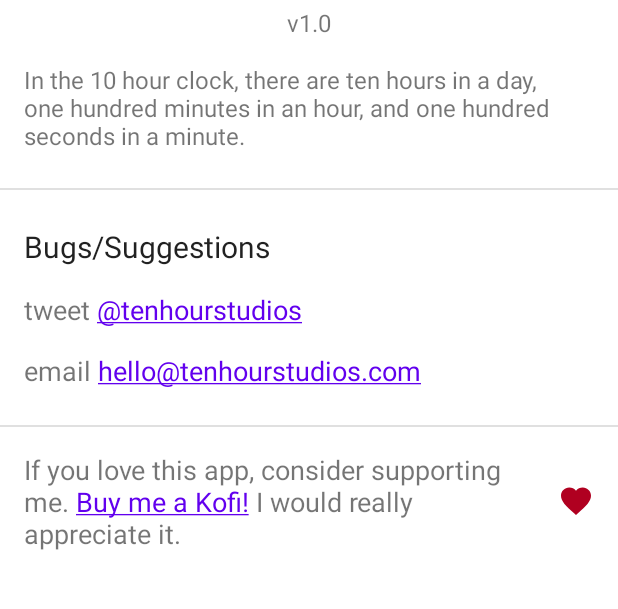
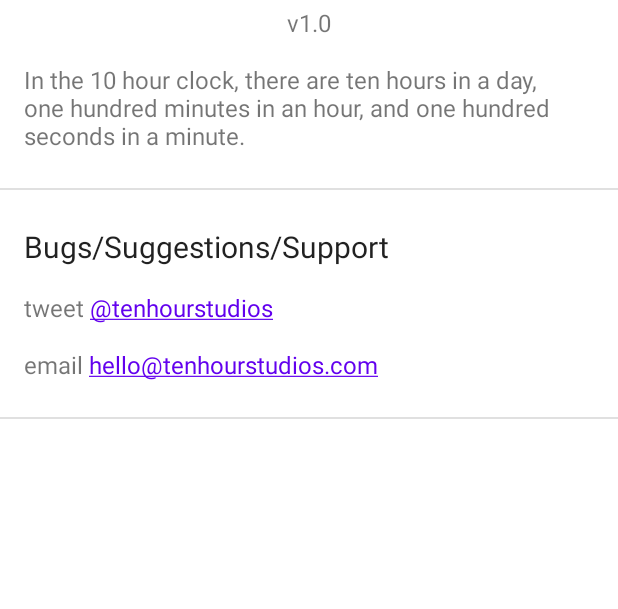
Before and after one commit to tenhourstudios/decimalclock, an Android app: the AboutActivity screen opened directly, with no data from a screen before it, on a phone screen of 412 x 824 dp, the part 289-898 px from its top. Run offline under Robolectric (Android 15) with nearby library versions, the light colour scheme and no system bars.

Commit message:
Remove donation links

```diff
--- a/app/src/main/java/com/tenhourstudios/decimalclock/AboutActivity.kt
+++ b/app/src/main/java/com/tenhourstudios/decimalclock/AboutActivity.kt
@@ -21,9 +21,7 @@ class AboutActivity : AppCompatActivity() {
         versionText.text = String.format(getString(R.string.version_name), BuildConfig.VERSION_NAME)
         val twitterLink = findViewById<TextView>(R.id.aboutTwitterLink)
         val emailId = findViewById<TextView>(R.id.aboutEmailId)
-        val supportKofi = findViewById<TextView>(R.id.aboutKofi)
         twitterLink.movementMethod = LinkMovementMethod.getInstance()
         emailId.movementMethod = LinkMovementMethod.getInstance()
-        supportKofi.movementMethod = LinkMovementMethod.getInstance()
     }
 }
--- a/app/src/main/res/layout/activity_about.xml
+++ b/app/src/main/res/layout/activity_about.xml
@@ -97,7 +97,7 @@
                 android:layout_marginTop="24dp"
                 android:paddingStart="16dp"
                 android:paddingEnd="16dp"
-                android:text="Bugs/Suggestions"
+                android:text="Bugs/Suggestions/Support"
                 android:textAppearance="@style/TextAppearance.AppCompat.Large"
                 android:textSize="20sp"
                 app:layout_constraintEnd_toEndOf="parent"
@@ -112,7 +112,7 @@
                 android:paddingStart="16sp"
                 android:paddingEnd="16sp"
                 android:text="@string/twitter_link"
-                android:textSize="18sp"
+                android:textSize="16sp"
                 app:layout_constraintEnd_toEndOf="parent"
                 app:layout_constraintStart_toStartOf="parent"
                 app:layout_constraintTop_toBottomOf="@+id/aboutContactHeading" />
@@ -125,7 +125,7 @@
                 android:paddingStart="16sp"
                 android:paddingEnd="16sp"
                 android:text="@string/email_id"
-                android:textSize="18sp"
+                android:textSize="16sp"
                 app:layout_constraintEnd_toEndOf="parent"
                 app:layout_constraintStart_toStartOf="parent"
                 app:layout_constraintTop_toBottomOf="@+id/aboutTwitterLink" />
@@ -140,23 +140,6 @@
                 app:layout_constraintStart_toStartOf="parent"
                 app:layout_constraintTop_toBottomOf="@+id/aboutEmailId" />
 
-            <TextView
-                android:id="@+id/aboutKofi"
-                android:layout_width="match_parent"
-                android:layout_height="wrap_content"
-                android:layout_marginTop="16dp"
-                android:layout_marginBottom="16dp"
-                android:drawablePadding="16sp"
-                android:paddingStart="16sp"
-                android:paddingEnd="16sp"
-                android:text="@string/support_kofi"
-                android:textSize="18sp"
-                app:drawableEndCompat="@drawable/ic_baseline_favorite_24"
-                app:drawableTint="?colorError"
-                app:layout_constraintBottom_toBottomOf="parent"
-                app:layout_constraintEnd_toEndOf="parent"
-                app:layout_constraintStart_toStartOf="parent"
-                app:layout_constraintTop_toBottomOf="@+id/divider2" />
         </androidx.constraintlayout.widget.ConstraintLayout>
     </androidx.core.widget.NestedScrollView>
 
--- a/app/src/main/res/values/strings.xml
+++ b/app/src/main/res/values/strings.xml
@@ -39,6 +39,5 @@
     <string name="version_name">v%1$s</string>
     <string name="twitter_link">tweet <a href="https://twitter.com/tenhourstudios">@tenhourstudios</a></string>
     <string name="email_id">email <a href="mailto:hello@tenhourstudios.com">hello@tenhourstudios.com</a></string>
-    <string name="support_kofi">If you love this app, consider supporting me. <a href="https://ko-fi.com/tenhourstudios">Buy me a Kofi!</a> I would really appreciate it.</string>
 
 </resources>
```
